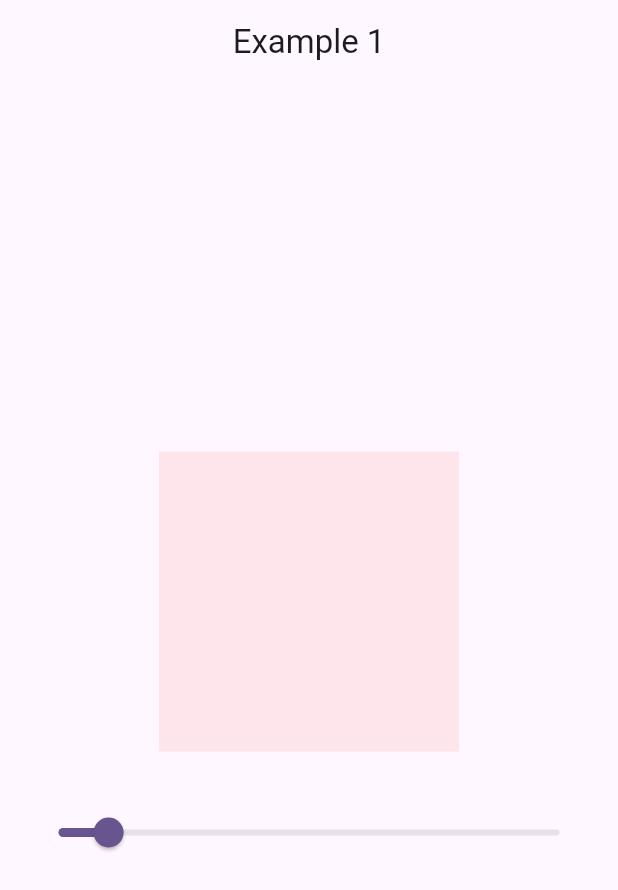
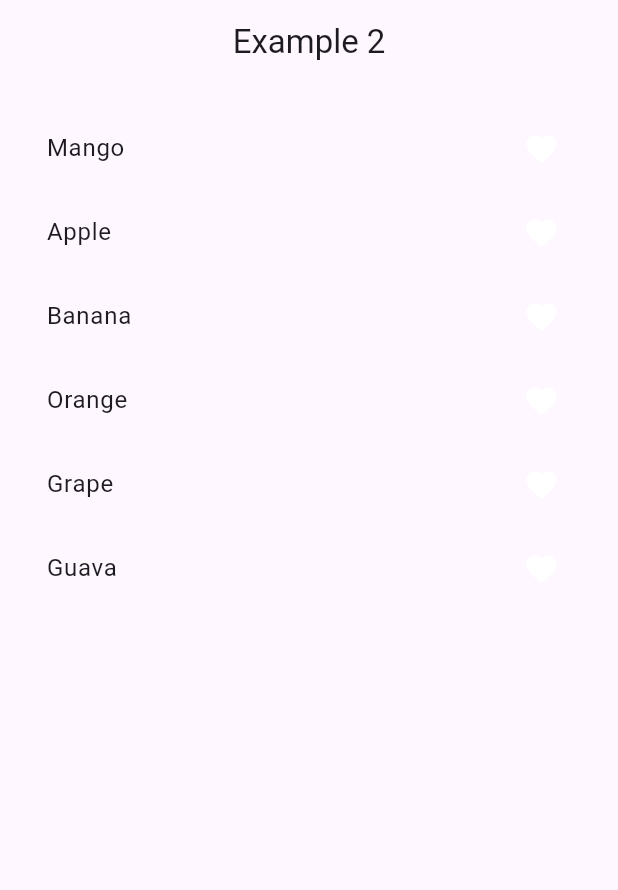
Before and after one commit to Manoj882/flutter_getx_tutorial, a Flutter app: the screen it shows after launch, on a phone screen of 412 x 824 dp. Shown: the top 890 px of the screen. Run offline on Flutter 3.47's test engine with Material 3 defaults, Android fonts, the phone set to English and light mode, and no system bars; our stand-ins replace get.

Commit message:
feat/ page of displaying add or remove fruit from favourite fruit list

```diff
--- a/lib/main.dart
+++ b/lib/main.dart
@@ -1,6 +1,7 @@
 import 'package:flutter/material.dart';
 import 'package:flutter_getx_tutorial/controller/counter_controller.dart';
 import 'package:flutter_getx_tutorial/page/example1.dart';
+import 'package:flutter_getx_tutorial/page/example2.dart';
 import 'package:get/get.dart';
 
 void main() {
@@ -20,7 +21,8 @@ class MyApp extends StatelessWidget {
         useMaterial3: true,
       ),
       // home: const MyHomePage(title: 'Flutter Demo Home Page'),
-      home: const Example1(),
+      // home: const Example1(),
+      home: const Example2(),
     );
   }
 }
@@ -44,8 +46,6 @@ class MyHomePage extends StatefulWidget {
 }
 
 class _MyHomePageState extends State<MyHomePage> {
-
-
   CounterController controller = Get.put(CounterController());
 
   @override
@@ -74,7 +74,7 @@ class _MyHomePageState extends State<MyHomePage> {
         ),
       ),
       floatingActionButton: FloatingActionButton(
-        onPressed: (){
+        onPressed: () {
           controller.incrementCounter();
         },
         tooltip: 'Increment',
--- /dev/null
+++ b/lib/page/example2.dart
@@ -0,0 +1,64 @@
+import 'package:flutter/material.dart';
+import 'package:flutter_getx_tutorial/controller/favourite_controller.dart';
+import 'package:get/get.dart';
+
+class Example2 extends StatefulWidget {
+  const Example2({super.key});
+
+  @override
+  State<Example2> createState() => _Example2State();
+}
+
+class _Example2State extends State<Example2> {
+  // List<String> fruitList = [
+  //   'Mango',
+  //   'Apple',
+  //   'Banana',
+  //   'Orange',
+  //   'Grape',
+  //   'Guava'
+  // ];
+  //
+  // List<String> favFruitList = [];
+
+  FavouriteController controller = Get.put(FavouriteController());
+
+  @override
+  Widget build(BuildContext context) {
+    debugPrint('rebuild');
+    return Scaffold(
+      appBar: AppBar(
+        title: const Text('Example 2'),
+        centerTitle: true,
+      ),
+      body: Padding(
+        padding: const EdgeInsets.all(15.0),
+        child: Column(
+          children: [
+            ListView.builder(
+              shrinkWrap: true,
+              itemCount: controller.fruitList.length,
+              itemBuilder: (_, index) {
+                return ListTile(
+                  onTap: () {
+                    controller.toggleFavourite(index);
+                  },
+                  title: Text(controller.fruitList[index].toString()),
+                  trailing: Obx(
+                    () => Icon(
+                      Icons.favorite,
+                      color: controller.favFruitList
+                              .contains(controller.fruitList[index].toString())
+                          ? Colors.redAccent
+                          : Colors.white,
+                    ),
+                  ),
+                );
+              },
+            ),
+          ],
+        ),
+      ),
+    );
+  }
+}
```
